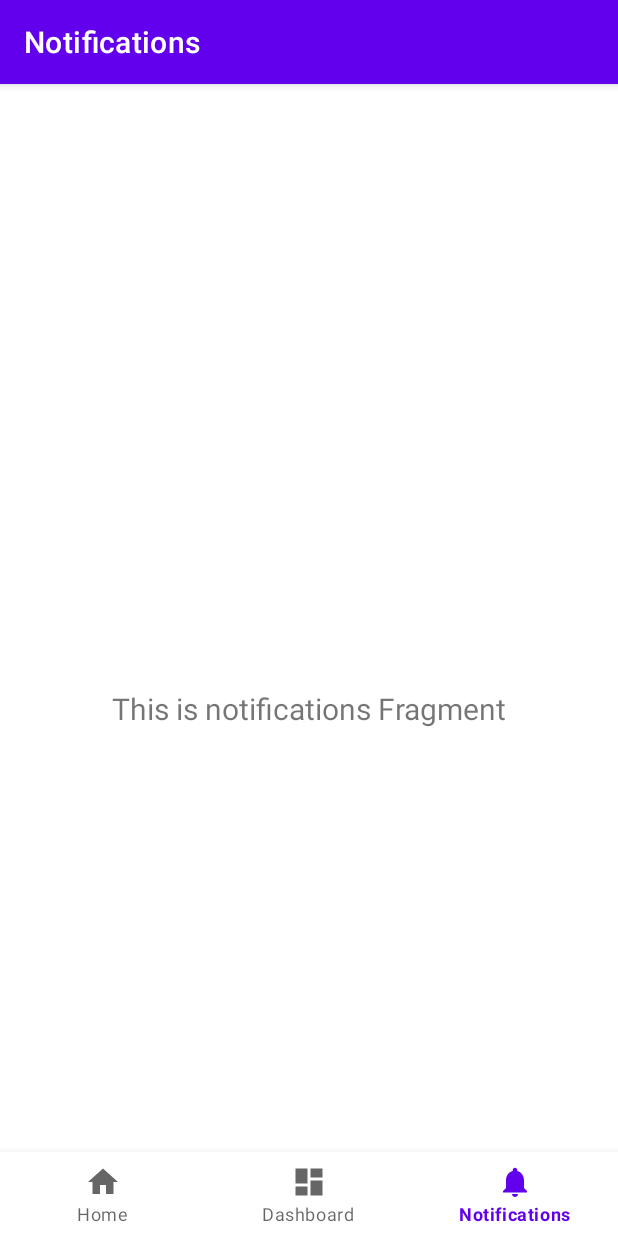
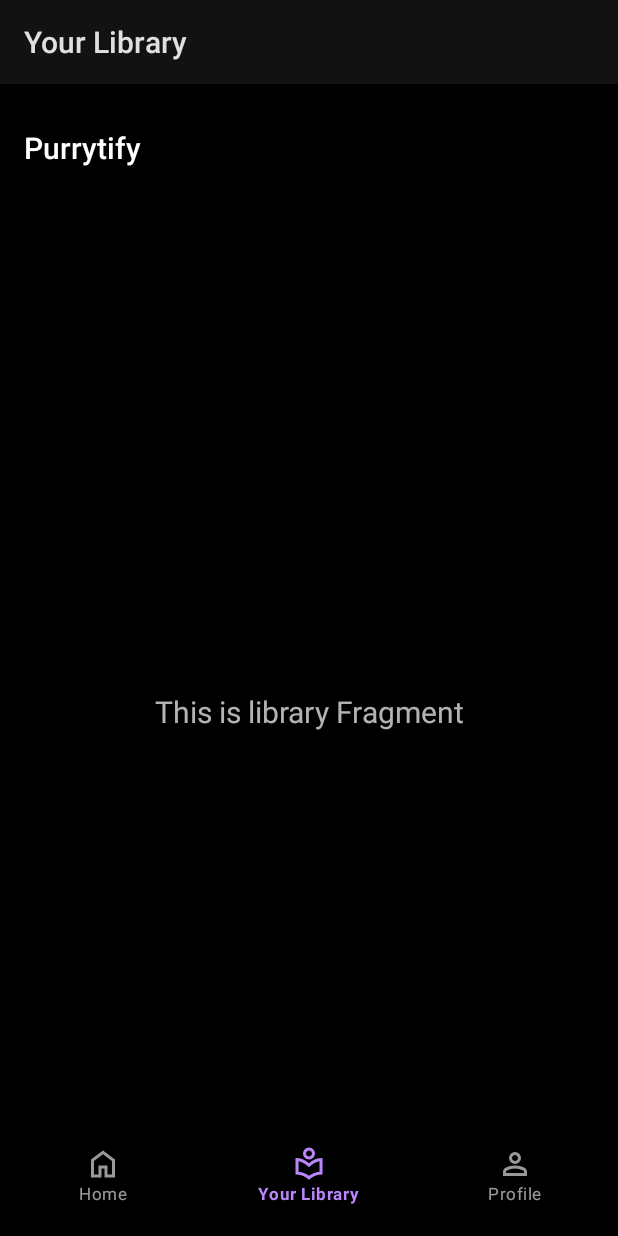
Before and after one commit to Labpro-21/IF3210-2025-MAD-YNT, an Android app: the LibraryFragment screen opened through its navigation route, on a phone screen of 412 x 824 dp. Run offline under Robolectric (Android 15) with nearby library versions, the phone set to English and light mode, and no system bars; our stand-ins replace navigation-ui; 1 statement that could not run was skipped.

Commit message:
feat: setup initial navigation and action bar

```diff
--- a/app/src/main/java/com/ynt/purrytify/MainActivity.kt
+++ b/app/src/main/java/com/ynt/purrytify/MainActivity.kt
@@ -3,6 +3,8 @@ package com.ynt.purrytify
 import android.os.Bundle
 import com.google.android.material.bottomnavigation.BottomNavigationView
 import androidx.appcompat.app.AppCompatActivity
+import androidx.appcompat.app.AppCompatDelegate
+import androidx.appcompat.widget.Toolbar
 import androidx.navigation.findNavController
 import androidx.navigation.ui.AppBarConfiguration
 import androidx.navigation.ui.setupActionBarWithNavController
@@ -26,9 +28,12 @@ class MainActivity : AppCompatActivity() {
         // menu should be considered as top level destinations.
         val appBarConfiguration = AppBarConfiguration(
             setOf(
-                R.id.navigation_home, R.id.navigation_dashboard, R.id.navigation_notifications
+                R.id.navigation_home, R.id.navigation_library, R.id.navigation_profile
             )
         )
+        val actionBar : Toolbar = findViewById(R.id.topAppBar)
+        setSupportActionBar(actionBar)
+        AppCompatDelegate.setDefaultNightMode(AppCompatDelegate.MODE_NIGHT_YES)
         setupActionBarWithNavController(navController, appBarConfiguration)
         navView.setupWithNavController(navController)
     }
--- a/app/src/main/java/com/ynt/purrytify/ui/notifications/NotificationsFragment.kt
+++ b/app/src/main/java/com/ynt/purrytify/ui/library/LibraryFragment.kt
@@ -1,4 +1,4 @@
-package com.ynt.purrytify.ui.notifications
+package com.ynt.purrytify.ui.library
 
 import android.os.Bundle
 import android.view.LayoutInflater
@@ -7,11 +7,10 @@ import android.view.ViewGroup
 import android.widget.TextView
 import androidx.fragment.app.Fragment
 import androidx.lifecycle.ViewModelProvider
-import com.ynt.purrytify.databinding.FragmentNotificationsBinding
+import com.ynt.purrytify.databinding.FragmentLibraryBinding
 
-class NotificationsFragment : Fragment() {
-
-    private var _binding: FragmentNotificationsBinding? = null
+class LibraryFragment : Fragment() {
+    private var _binding: FragmentLibraryBinding? = null
 
     // This property is only valid between onCreateView and
     // onDestroyView.
@@ -22,14 +21,14 @@ class NotificationsFragment : Fragment() {
         container: ViewGroup?,
         savedInstanceState: Bundle?
     ): View {
-        val notificationsViewModel =
-            ViewModelProvider(this).get(NotificationsViewModel::class.java)
+        val libraryViewModel =
+            ViewModelProvider(this).get(LibraryViewModel::class.java)
 
-        _binding = FragmentNotificationsBinding.inflate(inflater, container, false)
+        _binding = FragmentLibraryBinding.inflate(inflater, container, false)
         val root: View = binding.root
 
-        val textView: TextView = binding.textNotifications
-        notificationsViewModel.text.observe(viewLifecycleOwner) {
+        val textView: TextView = binding.textLibrary
+        libraryViewModel.text.observe(viewLifecycleOwner) {
             textView.text = it
         }
         return root
--- a/app/src/main/java/com/ynt/purrytify/ui/dashboard/DashboardViewModel.kt
+++ b/app/src/main/java/com/ynt/purrytify/ui/library/LibraryViewModel.kt
@@ -1,13 +1,13 @@
-package com.ynt.purrytify.ui.dashboard
+package com.ynt.purrytify.ui.library
 
 import androidx.lifecycle.LiveData
 import androidx.lifecycle.MutableLiveData
 import androidx.lifecycle.ViewModel
 
-class DashboardViewModel : ViewModel() {
+class LibraryViewModel : ViewModel() {
 
     private val _text = MutableLiveData<String>().apply {
-        value = "This is dashboard Fragment"
+        value = "This is library Fragment"
     }
     val text: LiveData<String> = _text
 }
--- a/app/src/main/java/com/ynt/purrytify/ui/dashboard/DashboardFragment.kt
+++ b/app/src/main/java/com/ynt/purrytify/ui/profile/ProfileFragment.kt
@@ -1,4 +1,4 @@
-package com.ynt.purrytify.ui.dashboard
+package com.ynt.purrytify.ui.profile
 
 import android.os.Bundle
 import android.view.LayoutInflater
@@ -7,11 +7,11 @@ import android.view.ViewGroup
 import android.widget.TextView
 import androidx.fragment.app.Fragment
 import androidx.lifecycle.ViewModelProvider
-import com.ynt.purrytify.databinding.FragmentDashboardBinding
+import com.ynt.purrytify.databinding.FragmentProfileBinding
 
-class DashboardFragment : Fragment() {
+class ProfileFragment : Fragment() {
 
-    private var _binding: FragmentDashboardBinding? = null
+    private var _binding: FragmentProfileBinding? = null
 
     // This property is only valid between onCreateView and
     // onDestroyView.
@@ -22,14 +22,14 @@ class DashboardFragment : Fragment() {
         container: ViewGroup?,
         savedInstanceState: Bundle?
     ): View {
-        val dashboardViewModel =
-            ViewModelProvider(this).get(DashboardViewModel::class.java)
+        val profileViewModel =
+            ViewModelProvider(this).get(ProfileViewModel::class.java)
 
-        _binding = FragmentDashboardBinding.inflate(inflater, container, false)
+        _binding = FragmentProfileBinding.inflate(inflater, container, false)
         val root: View = binding.root
 
-        val textView: TextView = binding.textDashboard
-        dashboardViewModel.text.observe(viewLifecycleOwner) {
+        val textView: TextView = binding.textProfile
+        profileViewModel.text.observe(viewLifecycleOwner) {
             textView.text = it
         }
         return root
--- a/app/src/main/java/com/ynt/purrytify/ui/notifications/NotificationsViewModel.kt
+++ b/app/src/main/java/com/ynt/purrytify/ui/profile/ProfileViewModel.kt
@@ -1,13 +1,13 @@
-package com.ynt.purrytify.ui.notifications
+package com.ynt.purrytify.ui.profile
 
 import androidx.lifecycle.LiveData
 import androidx.lifecycle.MutableLiveData
 import androidx.lifecycle.ViewModel
 
-class NotificationsViewModel : ViewModel() {
+class ProfileViewModel : ViewModel() {
 
     private val _text = MutableLiveData<String>().apply {
-        value = "This is notifications Fragment"
+        value = "This is profile Fragment"
     }
     val text: LiveData<String> = _text
 }
--- a/app/src/main/res/drawable/ic_dashboard_black_24dp.xml
+++ /dev/null
@@ -1,9 +0,0 @@
-<vector xmlns:android="http://schemas.android.com/apk/res/android"
-    android:width="24dp"
-    android:height="24dp"
-    android:viewportWidth="24.0"
-    android:viewportHeight="24.0">
-    <path
-        android:fillColor="#FF000000"
-        android:pathData="M3,13h8L11,3L3,3v10zM3,21h8v-6L3,15v6zM13,21h8L21,11h-8v10zM13,3v6h8L21,3h-8z" />
-</vector>
--- a/app/src/main/res/drawable/ic_home_black_24dp.xml
+++ /dev/null
@@ -1,9 +0,0 @@
-<vector xmlns:android="http://schemas.android.com/apk/res/android"
-    android:width="24dp"
-    android:height="24dp"
-    android:viewportWidth="24.0"
-    android:viewportHeight="24.0">
-    <path
-        android:fillColor="#FF000000"
-        android:pathData="M10,20v-6h4v6h5v-8h3L12,3 2,12h3v8z" />
-</vector>
--- a/app/src/main/res/drawable/ic_notifications_black_24dp.xml
+++ /dev/null
@@ -1,9 +0,0 @@
-<vector xmlns:android="http://schemas.android.com/apk/res/android"
-    android:width="24dp"
-    android:height="24dp"
-    android:viewportWidth="24.0"
-    android:viewportHeight="24.0">
-    <path
-        android:fillColor="#FF000000"
-        android:pathData="M12,22c1.1,0 2,-0.9 2,-2h-4c0,1.1 0.89,2 2,2zM18,16v-5c0,-3.07 -1.64,-5.64 -4.5,-6.32L13.5,4c0,-0.83 -0.67,-1.5 -1.5,-1.5s-1.5,0.67 -1.5,1.5v0.68C7.63,5.36 6,7.92 6,11v5l-2,2v1h16v-1l-2,-2z" />
-</vector>
--- /dev/null
+++ b/app/src/main/res/drawable/sharp_home_24.xml
@@ -0,0 +1,5 @@
+<vector xmlns:android="http://schemas.android.com/apk/res/android" android:height="24dp" android:tint="#000000" android:viewportHeight="960" android:viewportWidth="960" android:width="24dp">
+
+    <path android:fillColor="@android:color/white" android:pathData="M240,760L360,760L360,520L600,520L600,760L720,760L720,400L480,220L240,400L240,760ZM160,840L160,360L480,120L800,360L800,840L520,840L520,600L440,600L440,840L160,840ZM480,490L480,490L480,490L480,490L480,490L480,490L480,490L480,490L480,490Z"/>
+
+</vector>
--- /dev/null
+++ b/app/src/main/res/drawable/sharp_local_library_24.xml
@@ -0,0 +1,5 @@
+<vector xmlns:android="http://schemas.android.com/apk/res/android" android:height="24dp" android:tint="#000000" android:viewportHeight="960" android:viewportWidth="960" android:width="24dp">
+
+    <path android:fillColor="@android:color/white" android:pathData="M480,900Q408,832 315,796Q222,760 120,760L120,320Q221,320 314,356.5Q407,393 480,462Q553,393 646,356.5Q739,320 840,320L840,760Q737,760 644.5,796Q552,832 480,900ZM480,796Q543,749 614,721Q685,693 760,684L760,408Q687,421 616.5,460.5Q546,500 480,566Q414,500 343.5,460.5Q273,421 200,408L200,684Q275,693 346,721Q417,749 480,796ZM480,360Q414,360 367,313Q320,266 320,200Q320,134 367,87Q414,40 480,40Q546,40 593,87Q640,134 640,200Q640,266 593,313Q546,360 480,360ZM480,280Q513,280 536.5,256.5Q560,233 560,200Q560,167 536.5,143.5Q513,120 480,120Q447,120 423.5,143.5Q400,167 400,200Q400,233 423.5,256.5Q447,280 480,280ZM480,200Q480,200 480,200Q480,200 480,200Q480,200 480,200Q480,200 480,200Q480,200 480,200Q480,200 480,200Q480,200 480,200Q480,200 480,200ZM480,566Q480,566 480,566Q480,566 480,566L480,566Q480,566 480,566Q480,566 480,566Q480,566 480,566Q480,566 480,566L480,566Q480,566 480,566Q480,566 480,566Z"/>
+
+</vector>
--- /dev/null
+++ b/app/src/main/res/drawable/sharp_person_24.xml
@@ -0,0 +1,5 @@
+<vector xmlns:android="http://schemas.android.com/apk/res/android" android:height="24dp" android:tint="#000000" android:viewportHeight="960" android:viewportWidth="960" android:width="24dp">
+
+    <path android:fillColor="@android:color/white" android:pathData="M480,480Q414,480 367,433Q320,386 320,320Q320,254 367,207Q414,160 480,160Q546,160 593,207Q640,254 640,320Q640,386 593,433Q546,480 480,480ZM160,800L160,688Q160,654 177.5,625.5Q195,597 224,582Q286,551 350,535.5Q414,520 480,520Q546,520 610,535.5Q674,551 736,582Q765,597 782.5,625.5Q800,654 800,688L800,800L160,800ZM240,720L720,720L720,688Q720,677 714.5,668Q709,659 700,654Q646,627 591,613.5Q536,600 480,600Q424,600 369,613.5Q314,627 260,654Q251,659 245.5,668Q240,677 240,688L240,720ZM480,400Q513,400 536.5,376.5Q560,353 560,320Q560,287 536.5,263.5Q513,240 480,240Q447,240 423.5,263.5Q400,287 400,320Q400,353 423.5,376.5Q447,400 480,400ZM480,320Q480,320 480,320Q480,320 480,320Q480,320 480,320Q480,320 480,320Q480,320 480,320Q480,320 480,320Q480,320 480,320Q480,320 480,320ZM480,720L480,720Q480,720 480,720Q480,720 480,720Q480,720 480,720Q480,720 480,720Q480,720 480,720Q480,720 480,720Q480,720 480,720Q480,720 480,720L480,720Z"/>
+
+</vector>
--- a/app/src/main/res/layout/activity_main.xml
+++ b/app/src/main/res/layout/activity_main.xml
@@ -4,18 +4,33 @@
     android:id="@+id/container"
     android:layout_width="match_parent"
     android:layout_height="match_parent"
-    android:paddingTop="?attr/actionBarSize">
+    android:background="@color/black"
+    >
+
+    <com.google.android.material.appbar.MaterialToolbar
+        android:id="@+id/topAppBar"
+        android:layout_width="match_parent"
+        android:layout_height="60dp"
+        android:background="@color/black"
+        app:titleTextColor="@color/white"
+        app:title="Purrytify"
+        android:gravity="bottom"
+        app:titleTextAppearance="@style/ToolbarTitleText"
+        />
 
     <com.google.android.material.bottomnavigation.BottomNavigationView
         android:id="@+id/nav_view"
         android:layout_width="0dp"
-        android:layout_height="wrap_content"
+        android:layout_height="68dp"
         android:layout_marginStart="0dp"
         android:layout_marginEnd="0dp"
-        android:background="?android:attr/windowBackground"
+        android:background="@color/black"
         app:layout_constraintBottom_toBottomOf="parent"
         app:layout_constraintLeft_toLeftOf="parent"
         app:layout_constraintRight_toRightOf="parent"
+        app:itemTextAppearanceActive="@style/BottomNavText"
+        app:itemTextAppearanceInactive="@style/BottomNavText"
+        app:itemPaddingBottom="24dp"
         app:menu="@menu/bottom_nav_menu" />
 
     <fragment
--- /dev/null
+++ b/app/src/main/res/layout/fragment_library.xml
@@ -0,0 +1,34 @@
+<?xml version="1.0" encoding="utf-8"?>
+<androidx.constraintlayout.widget.ConstraintLayout xmlns:android="http://schemas.android.com/apk/res/android"
+    xmlns:app="http://schemas.android.com/apk/res-auto"
+    xmlns:tools="http://schemas.android.com/tools"
+    android:layout_width="match_parent"
+    android:layout_height="match_parent"
+    tools:context=".ui.library.LibraryFragment"
+    android:paddingTop="60dp"
+    >
+
+        <TextView
+            android:id="@+id/text_library"
+            android:layout_width="match_parent"
+            android:layout_height="wrap_content"
+            android:layout_marginStart="8dp"
+            android:layout_marginTop="8dp"
+            android:layout_marginEnd="8dp"
+            android:textAlignment="center"
+            android:textSize="20sp"
+            app:layout_constraintBottom_toBottomOf="parent"
+            app:layout_constraintEnd_toEndOf="parent"
+            app:layout_constraintStart_toStartOf="parent"
+            app:layout_constraintTop_toTopOf="parent" />
+
+<!--    <androidx.compose.ui.platform.ComposeView-->
+<!--        android:id="@+id/library_compose_view"-->
+<!--        android:layout_width="match_parent"-->
+<!--        android:layout_height="match_parent"-->
+<!--        app:layout_constraintBottom_toTopOf="parent"-->
+<!--        app:layout_constraintEnd_toEndOf="parent"-->
+<!--        app:layout_constraintStart_toStartOf="parent"-->
+<!--        app:layout_constraintTop_toTopOf="parent" />-->
+
+</androidx.constraintlayout.widget.ConstraintLayout>
--- a/app/src/main/res/layout/fragment_notifications.xml
+++ /dev/null
@@ -1,22 +0,0 @@
-<?xml version="1.0" encoding="utf-8"?>
-<androidx.constraintlayout.widget.ConstraintLayout xmlns:android="http://schemas.android.com/apk/res/android"
-    xmlns:app="http://schemas.android.com/apk/res-auto"
-    xmlns:tools="http://schemas.android.com/tools"
-    android:layout_width="match_parent"
-    android:layout_height="match_parent"
-    tools:context=".ui.notifications.NotificationsFragment">
-
-    <TextView
-        android:id="@+id/text_notifications"
-        android:layout_width="match_parent"
-        android:layout_height="wrap_content"
-        android:layout_marginStart="8dp"
-        android:layout_marginTop="8dp"
-        android:layout_marginEnd="8dp"
-        android:textAlignment="center"
-        android:textSize="20sp"
-        app:layout_constraintBottom_toBottomOf="parent"
-        app:layout_constraintEnd_toEndOf="parent"
-        app:layout_constraintStart_toStartOf="parent"
-        app:layout_constraintTop_toTopOf="parent" />
-</androidx.constraintlayout.widget.ConstraintLayout>
--- a/app/src/main/res/layout/fragment_dashboard.xml
+++ b/app/src/main/res/layout/fragment_profile.xml
@@ -4,10 +4,10 @@
     xmlns:tools="http://schemas.android.com/tools"
     android:layout_width="match_parent"
     android:layout_height="match_parent"
-    tools:context=".ui.dashboard.DashboardFragment">
+    tools:context=".ui.profile.ProfileFragment">
 
     <TextView
-        android:id="@+id/text_dashboard"
+        android:id="@+id/text_profile"
         android:layout_width="match_parent"
         android:layout_height="wrap_content"
         android:layout_marginStart="8dp"
--- a/app/src/main/res/menu/bottom_nav_menu.xml
+++ b/app/src/main/res/menu/bottom_nav_menu.xml
@@ -3,17 +3,17 @@
 
     <item
         android:id="@+id/navigation_home"
-        android:icon="@drawable/ic_home_black_24dp"
+        android:icon="@drawable/sharp_home_24"
         android:title="@string/title_home" />
 
     <item
-        android:id="@+id/navigation_dashboard"
-        android:icon="@drawable/ic_dashboard_black_24dp"
-        android:title="@string/title_dashboard" />
+        android:id="@+id/navigation_library"
+        android:icon="@drawable/sharp_local_library_24"
+        android:title="@string/title_library" />
 
     <item
-        android:id="@+id/navigation_notifications"
-        android:icon="@drawable/ic_notifications_black_24dp"
-        android:title="@string/title_notifications" />
+        android:id="@+id/navigation_profile"
+        android:icon="@drawable/sharp_person_24"
+        android:title="@string/title_profile" />
 
 </menu>
--- a/app/src/main/res/navigation/mobile_navigation.xml
+++ b/app/src/main/res/navigation/mobile_navigation.xml
@@ -12,14 +12,14 @@
         tools:layout="@layout/fragment_home" />
 
     <fragment
-        android:id="@+id/navigation_dashboard"
-        android:name="com.ynt.purrytify.ui.dashboard.DashboardFragment"
-        android:label="@string/title_dashboard"
-        tools:layout="@layout/fragment_dashboard" />
+        android:id="@+id/navigation_library"
+        android:name="com.ynt.purrytify.ui.library.LibraryFragment"
+        android:label="@string/title_library"
+        tools:layout="@layout/fragment_library" />
 
     <fragment
-        android:id="@+id/navigation_notifications"
-        android:name="com.ynt.purrytify.ui.notifications.NotificationsFragment"
-        android:label="@string/title_notifications"
-        tools:layout="@layout/fragment_notifications" />
+        android:id="@+id/navigation_profile"
+        android:name="com.ynt.purrytify.ui.profile.ProfileFragment"
+        android:label="@string/title_profile"
+        tools:layout="@layout/fragment_profile" />
 </navigation>
--- a/app/src/main/res/values/colors.xml
+++ b/app/src/main/res/values/colors.xml
@@ -7,4 +7,5 @@
     <color name="teal_700">#FF018786</color>
     <color name="black">#FF000000</color>
     <color name="white">#FFFFFFFF</color>
+    <color name="gray">#FFB3B3B3</color>
 </resources>
--- a/app/src/main/res/values/strings.xml
+++ b/app/src/main/res/values/strings.xml
@@ -1,6 +1,6 @@
 <resources>
     <string name="app_name">Purrytify</string>
     <string name="title_home">Home</string>
-    <string name="title_dashboard">Dashboard</string>
-    <string name="title_notifications">Notifications</string>
+    <string name="title_library">Your Library</string>
+    <string name="title_profile">Profile</string>
 </resources>
--- a/app/src/main/res/values/themes.xml
+++ b/app/src/main/res/values/themes.xml
@@ -1,6 +1,6 @@
 <resources xmlns:tools="http://schemas.android.com/tools">
     <!-- Base application theme. -->
-    <style name="Theme.Purrytify" parent="Theme.MaterialComponents.DayNight.DarkActionBar">
+    <style name="Theme.Purrytify" parent="Theme.MaterialComponents.DayNight.NoActionBar">
         <!-- Primary brand color. -->
         <item name="colorPrimary">@color/purple_500</item>
         <item name="colorPrimaryVariant">@color/purple_700</item>
@@ -13,4 +13,18 @@
         <item name="android:statusBarColor">?attr/colorPrimaryVariant</item>
         <!-- Customize your theme here. -->
     </style>
+
+    <style name="ToolbarTitleText" parent="TextAppearance.Widget.AppCompat.Toolbar.Title">
+        <item name="android:textSize">20sp</item>
+        <item name="android:textColor">@color/white</item>
+    </style>
+
+    <style name="BottomNavText" parent="TextAppearance.MaterialComponents.Caption">
+        <item name="android:textSize">11sp</item>
+    </style>
+
+    <style name="BottomNavigationTheme" parent="Theme.AppCompat.Light">
+        <item name="colorPrimary">@color/white</item>
+        <item name="android:textColorSecondary">@color/gray</item>
+    </style>
 </resources>
```
